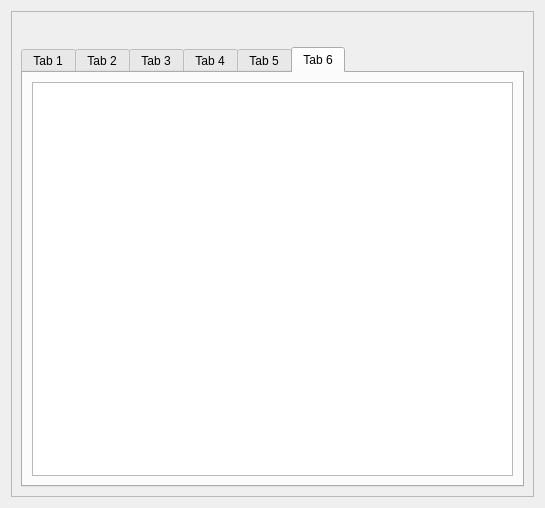
Before: the Qt Designer form Qt/my_programm/_For_tests/src/for_tests_mainbox/src/ui/for_tests_mainbox.ui in RinatB2017/mega_GIT, drawn with Qt 5.
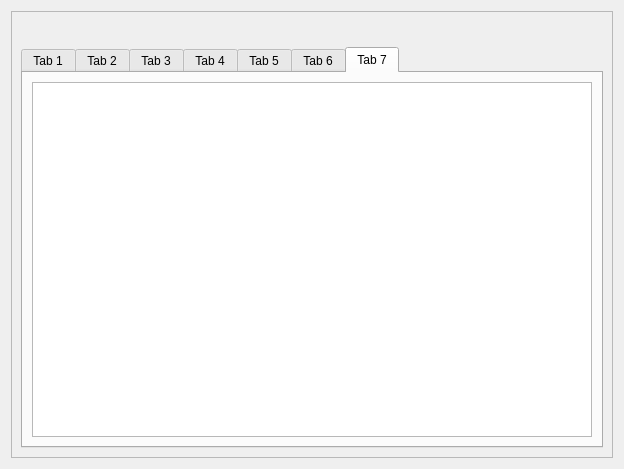
After: the same form once the commit is applied. Icons and pictures are not drawn. Custom widgets are drawn as their Qt base class.

```diff
--- a/Qt/my_programm/_For_tests/src/for_tests_mainbox/src/ui/for_tests_mainbox.ui
+++ b/Qt/my_programm/_For_tests/src/for_tests_mainbox/src/ui/for_tests_mainbox.ui
@@ -6,8 +6,8 @@
    <rect>
     <x>0</x>
     <y>0</y>
-    <width>545</width>
-    <height>508</height>
+    <width>624</width>
+    <height>469</height>
    </rect>
   </property>
   <layout class="QHBoxLayout" name="horizontalLayout">
@@ -52,7 +52,7 @@
       <item>
        <widget class="QTabWidget" name="tabWidget">
         <property name="currentIndex">
-         <number>5</number>
+         <number>6</number>
         </property>
         <widget class="QWidget" name="tab">
          <attribute name="title">
@@ -394,6 +394,16 @@
           </item>
          </layout>
         </widget>
+        <widget class="QWidget" name="tab_7">
+         <attribute name="title">
+          <string>Tab 7</string>
+         </attribute>
+         <layout class="QVBoxLayout" name="verticalLayout_9">
+          <item>
+           <widget class="QTableView" name="tableView"/>
+          </item>
+         </layout>
+        </widget>
        </widget>
       </item>
      </layout>
```
